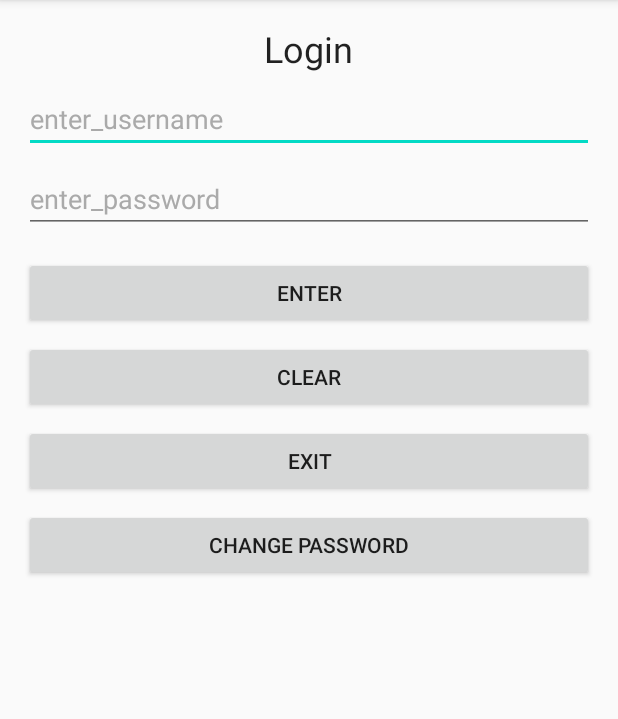
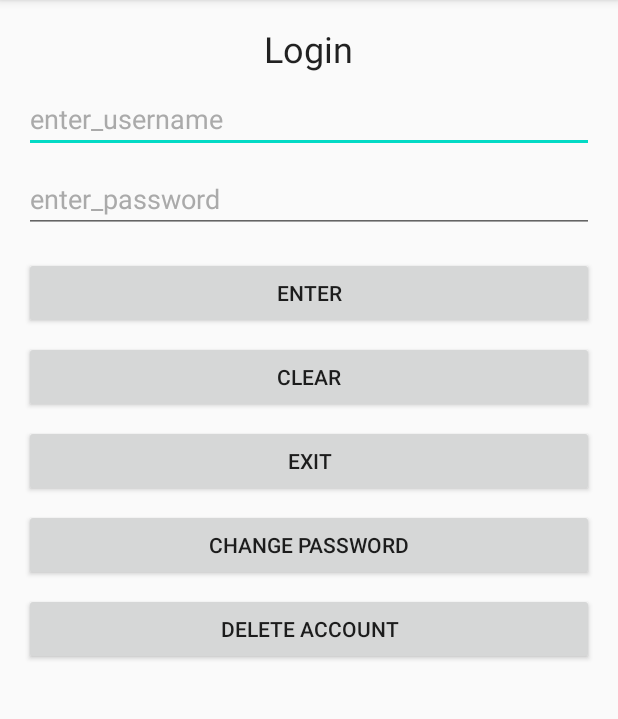
Before and after one commit to MingjieSong/Android-VirusGame, an Android app: the LoginFragment screen opened directly, with no data from a screen before it, on a phone screen of 412 x 824 dp, the part 84-803 px from its top. Run offline under Robolectric (Android 15) with nearby library versions, the phone set to English and light mode, and no system bars.

Commit message:
can now delete account from login page

```diff
--- a/app/src/main/AndroidManifest.xml
+++ b/app/src/main/AndroidManifest.xml
@@ -13,6 +13,7 @@
         <activity android:name=".UI.LoginActivity" />
         <activity android:name=".UI.MaskCheckActivity" />
         <activity android:name=".UI.PlayerAccountActivity" />
+        <activity android:name=".UI.DeleteAccountActivity"/>
         <activity android:name=".UI.HomeScreenActivity">
             <intent-filter>
                 <action android:name="android.intent.action.MAIN" />
--- a/app/src/main/java/com/androidApp/virusGame/UI/LoginFragment.java
+++ b/app/src/main/java/com/androidApp/virusGame/UI/LoginFragment.java
@@ -57,6 +57,9 @@ public class LoginFragment extends Fragment implements View.OnClickListener{
             Button btnChange = v.findViewById(R.id.change_password_button);
             btnChange.setOnClickListener(this);
 
+            Button btnDelete = v.findViewById(R.id.delete_account_button);
+            btnDelete.setOnClickListener(this);
+
         }
 
         return v;
@@ -87,6 +90,11 @@ public class LoginFragment extends Fragment implements View.OnClickListener{
                 intent =new Intent( getActivity(), ChangePasswordActivity.class);
                 startActivity(intent);
                 break;
+
+            case R.id.delete_account_button:
+                intent =new Intent( getActivity(), DeleteAccountActivity.class);
+                startActivity(intent);
+                break;
         }
     }
     public int checkAccount(String username, String password){
--- a/app/src/main/res/layout/fragment_login.xml
+++ b/app/src/main/res/layout/fragment_login.xml
@@ -78,5 +78,14 @@
         android:layout_marginRight="16dp"
         android:text="@string/change_password" />
 
+        <Button
+            android:id="@+id/delete_account_button"
+            android:layout_width="match_parent"
+            android:layout_height="wrap_content"
+            android:layout_marginLeft="16dp"
+            android:layout_marginTop="8dp"
+            android:layout_marginRight="16dp"
+            android:text="@string/delete_account" />
+
     </LinearLayout>
 </ScrollView>
--- a/app/src/main/res/values/strings.xml
+++ b/app/src/main/res/values/strings.xml
@@ -16,6 +16,7 @@
     <string name="confirm_new_password">confirm</string>
     <string name="old_password">old password</string>
     <string name="new_password">new password</string>
+    <string name="delete_account">delete account</string>
     <string name="dummy_button">Dummy Button</string>
     <string name="dummy_content">DUMMY\nCONTENT</string>
     <!-- TODO: Remove or change this placeholder text -->
```
